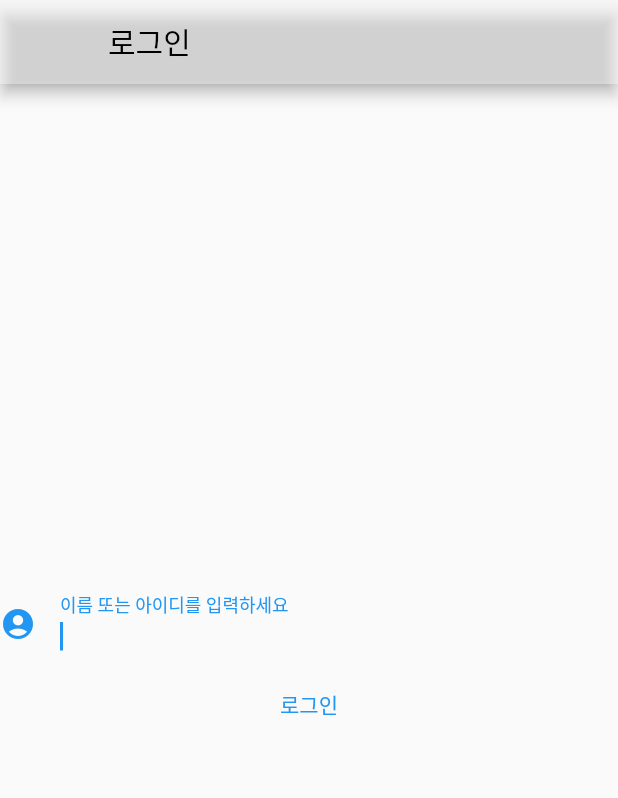
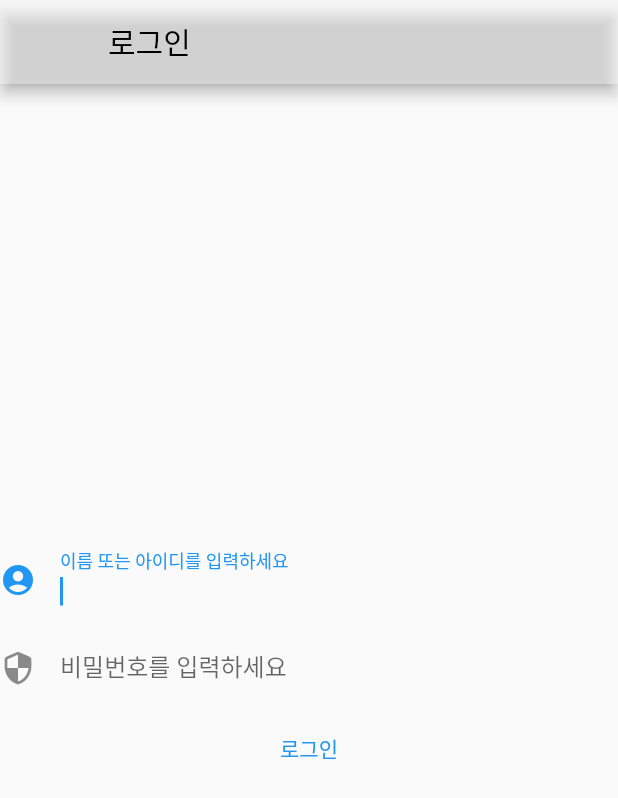
Before and after one commit to TEAM-DEFINITION/hybrid_access_app, a Flutter app: the screen it shows after launch, after a tap on "로그인", on a phone screen of 412 x 824 dp. Shown: the top 798 px of the screen. Run offline on Flutter 3.47's test engine with Material 2 defaults, Android fonts, the phone set to English and light mode, and no system bars; missing offline and left inert: dart:ffi; network calls fail.

Commit message:
Update login

```diff
--- a/lib/login_page.dart
+++ b/lib/login_page.dart
@@ -12,6 +12,7 @@ class LoginPage extends StatefulWidget {
 class _LoginPageState extends State<LoginPage> {
 
   final TextEditingController _controller = TextEditingController();
+  final TextEditingController _controller2 = TextEditingController();
   List data = [];
   bool isLoading = false;
 
@@ -26,14 +27,18 @@ class _LoginPageState extends State<LoginPage> {
       },
       body: <String, String>{
         'user_id' : _controller.text,
-        'user_pwd' : _controller.text,
+        'user_pwd' : _controller2.text,
       }
       ,
     );
     if(response.statusCode == 200){
       setState(() {
         print(response.body);
-        Navigator.push(context, MaterialPageRoute(builder: (context) => TabPage(data:"로그인성공\n 이름 : "+_controller.text,userid: _controller.text,)));
+        Navigator.push(context, MaterialPageRoute(builder: (context) =>
+          TabPage(data:"로그인성공\n 이름 : "+_controller.text,
+                  userid: _controller.text,
+                  userPwd: _controller2.text,
+          )));
       });
     } else{
       throw Exception("failed to load data");
@@ -82,6 +87,19 @@ class _LoginPageState extends State<LoginPage> {
               ),
               Center(
                 child:
+                  TextFormField(
+                    controller: _controller2,
+                    autofocus: true,
+                    decoration:
+                      InputDecoration(
+                        icon: Icon(Icons.security_rounded),
+                        border: InputBorder.none,
+                        labelText: "비밀번호를 입력하세요",
+                      ),
+                  ),
+              ),
+              Center(
+                child:
                   TextButton(
                     child:
                       Text("로그인"),
```
Also changed, not shown: lib/tab_page.dart (+7 -2 lines).
